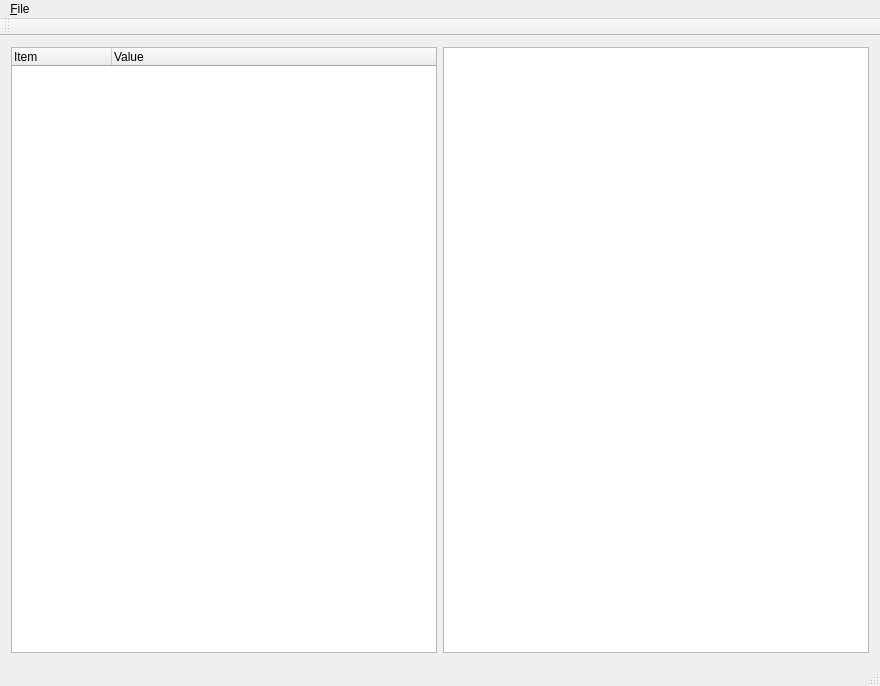
Above: mainwindow.ui from acevenoms/JSONExplorer before the change. Below: the same form after it.
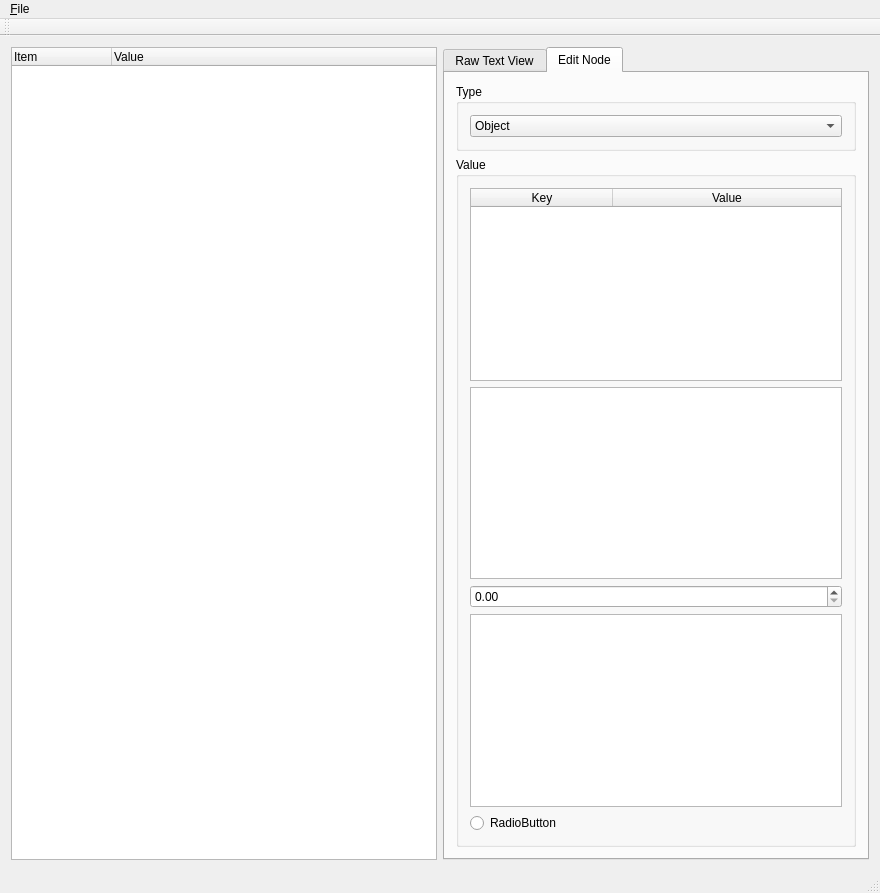
That is the form after the change.

Diff of the .ui file:
```diff
--- a/mainwindow.ui
+++ b/mainwindow.ui
@@ -53,7 +53,191 @@
      </widget>
     </item>
     <item>
-     <widget class="QTextBrowser" name="textBrowser"/>
+     <widget class="QTabWidget" name="tabWidget">
+      <property name="currentIndex">
+       <number>1</number>
+      </property>
+      <widget class="QWidget" name="tab">
+       <attribute name="title">
+        <string>Raw Text View</string>
+       </attribute>
+       <layout class="QVBoxLayout" name="verticalLayout_2">
+        <item>
+         <widget class="QTextEdit" name="textEdit"/>
+        </item>
+        <item>
+         <widget class="QPushButton" name="pushButton">
+          <property name="text">
+           <string>Prettify</string>
+          </property>
+         </widget>
+        </item>
+       </layout>
+      </widget>
+      <widget class="QWidget" name="tab_2">
+       <attribute name="title">
+        <string>Edit Node</string>
+       </attribute>
+       <layout class="QVBoxLayout" name="verticalLayout">
+        <item>
+         <widget class="QGroupBox" name="groupBox">
+          <property name="sizePolicy">
+           <sizepolicy hsizetype="Preferred" vsizetype="Fixed">
+            <horstretch>0</horstretch>
+            <verstretch>0</verstretch>
+           </sizepolicy>
+          </property>
+          <property name="title">
+           <string>Type</string>
+          </property>
+          <layout class="QVBoxLayout" name="verticalLayout_3">
+           <property name="sizeConstraint">
+            <enum>QLayout::SetDefaultConstraint</enum>
+           </property>
+           <item>
+            <widget class="QComboBox" name="comboBox">
+             <item>
+              <property name="text">
+               <string>Object</string>
+              </property>
+             </item>
+             <item>
+              <property name="text">
+               <string>Array</string>
+              </property>
+             </item>
+             <item>
+              <property name="text">
+               <string>Double</string>
+              </property>
+             </item>
+             <item>
+              <property name="text">
+               <string>String</string>
+              </property>
+             </item>
+             <item>
+              <property name="text">
+               <string>Bool</string>
+              </property>
+             </item>
+            </widget>
+           </item>
+          </layout>
+         </widget>
+        </item>
+        <item>
+         <widget class="QGroupBox" name="groupBox_2">
+          <property name="title">
+           <string>Value</string>
+          </property>
+          <layout class="QVBoxLayout" name="verticalLayout_4">
+           <item>
+            <widget class="QTableWidget" name="objectTable">
+             <property name="enabled">
+              <bool>true</bool>
+             </property>
+             <property name="sizePolicy">
+              <sizepolicy hsizetype="Expanding" vsizetype="MinimumExpanding">
+               <horstretch>0</horstretch>
+               <verstretch>0</verstretch>
+              </sizepolicy>
+             </property>
+             <property name="visible">
+              <bool>false</bool>
+             </property>
+             <attribute name="horizontalHeaderCascadingSectionResizes">
+              <bool>false</bool>
+             </attribute>
+             <attribute name="horizontalHeaderDefaultSectionSize">
+              <number>142</number>
+             </attribute>
+             <attribute name="horizontalHeaderShowSortIndicator" stdset="0">
+              <bool>true</bool>
+             </attribute>
+             <attribute name="horizontalHeaderStretchLastSection">
+              <bool>true</bool>
+             </attribute>
+             <attribute name="verticalHeaderDefaultSectionSize">
+              <number>30</number>
+             </attribute>
+             <column>
+              <property name="text">
+               <string>Key</string>
+              </property>
+             </column>
+             <column>
+              <property name="text">
+               <string>Value</string>
+              </property>
+             </column>
+            </widget>
+           </item>
+           <item>
+            <widget class="QListWidget" name="arrayList">
+             <property name="sizePolicy">
+              <sizepolicy hsizetype="Expanding" vsizetype="MinimumExpanding">
+               <horstretch>0</horstretch>
+               <verstretch>0</verstretch>
+              </sizepolicy>
+             </property>
+             <property name="visible">
+              <bool>false</bool>
+             </property>
+            </widget>
+           </item>
+           <item>
+            <widget class="QDoubleSpinBox" name="doubleValue">
+             <property name="visible">
+              <bool>false</bool>
+             </property>
+            </widget>
+           </item>
+           <item>
+            <widget class="QPlainTextEdit" name="stringEdit">
+             <property name="sizePolicy">
+              <sizepolicy hsizetype="Expanding" vsizetype="MinimumExpanding">
+               <horstretch>0</horstretch>
+               <verstretch>0</verstretch>
+              </sizepolicy>
+             </property>
+             <property name="visible">
+              <bool>false</bool>
+             </property>
+            </widget>
+           </item>
+           <item>
+            <widget class="QRadioButton" name="boolButton">
+             <property name="visible">
+              <bool>false</bool>
+             </property>
+             <property name="text">
+              <string>RadioButton</string>
+             </property>
+            </widget>
+           </item>
+           <item>
+            <spacer name="valueGroupSpacer">
+             <property name="orientation">
+              <enum>Qt::Vertical</enum>
+             </property>
+             <property name="sizeType">
+              <enum>QSizePolicy::Minimum</enum>
+             </property>
+             <property name="sizeHint" stdset="0">
+              <size>
+               <width>20</width>
+               <height>0</height>
+              </size>
+             </property>
+            </spacer>
+           </item>
+          </layout>
+         </widget>
+        </item>
+       </layout>
+      </widget>
+     </widget>
     </item>
    </layout>
   </widget>
```
Left out of the diff: 19 changed lines with no effect on the pictures.
